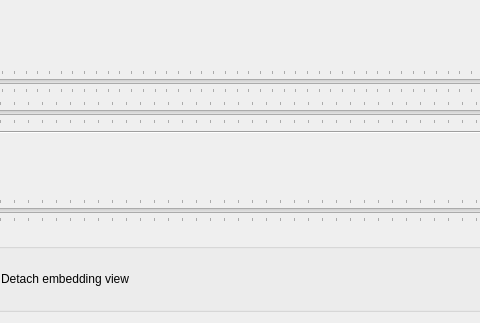
Before: the Qt Designer form sandbox/ui/gui_controls.ui in LucaMarconato/spatial_ops, drawn with Qt 5; both pictures show x 228 to 708 and y 0 to 323 of the 1422 by 323 pixel window.
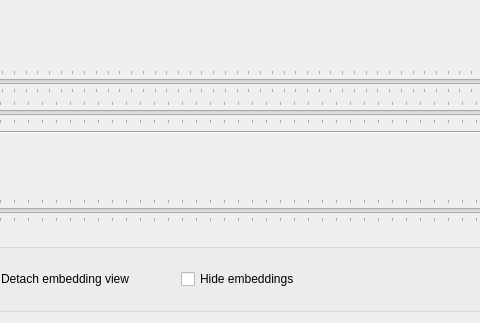
After: the same form once the commit is applied.

```diff
--- a/sandbox/ui/gui_controls.ui
+++ b/sandbox/ui/gui_controls.ui
@@ -220,6 +220,29 @@
             </property>
            </widget>
           </item>
+          <item>
+           <spacer name="horizontalSpacer_4">
+            <property name="orientation">
+             <enum>Qt::Horizontal</enum>
+            </property>
+            <property name="sizeType">
+             <enum>QSizePolicy::Fixed</enum>
+            </property>
+            <property name="sizeHint" stdset="0">
+             <size>
+              <width>40</width>
+              <height>20</height>
+             </size>
+            </property>
+           </spacer>
+          </item>
+          <item>
+           <widget class="QCheckBox" name="disable_interactivity_check_box">
+            <property name="text">
+             <string>Hide embeddings</string>
+            </property>
+           </widget>
+          </item>
           <item>
            <spacer name="horizontalSpacer_2">
             <property name="orientation">
```
